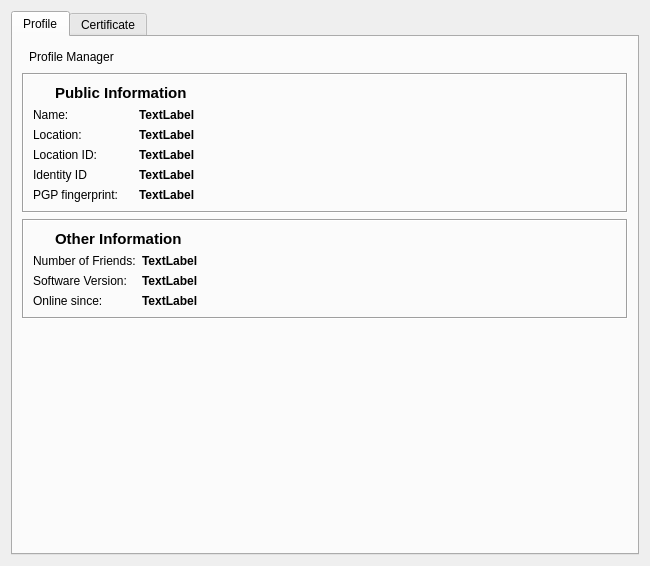
Above: retroshare-gui/src/gui/settings/CryptoPage.ui from RetroShare/RetroShare before the change. Below: the same form after it.
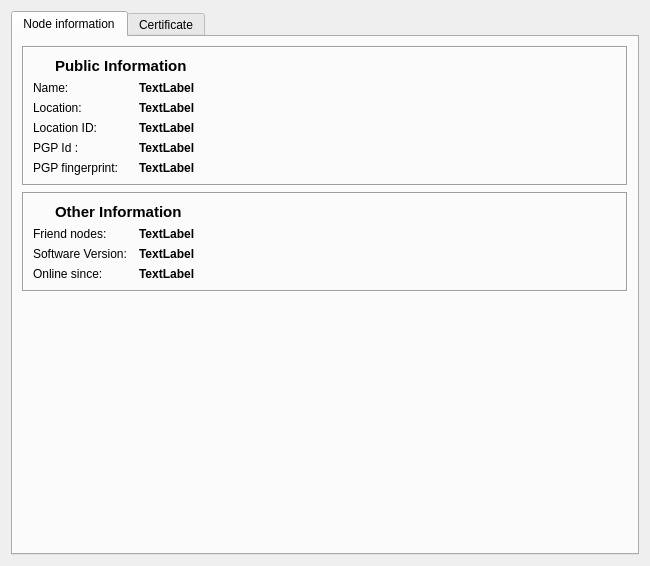
That is the form after the change. The open tabs and pages were chosen to show the change. Icons and pictures are not drawn.

Commit message: - removed "use olf key format" from certificate export - improved GXS Id display when unsigned - use ProfileManager to export own PGP key pair in keyring and profile.

Patch:
```diff
--- a/retroshare-gui/src/gui/settings/CryptoPage.ui
+++ b/retroshare-gui/src/gui/settings/CryptoPage.ui
@@ -18,52 +18,9 @@
      </property>
      <widget class="QWidget" name="tab">
       <attribute name="title">
-       <string>Profile</string>
+       <string>Node information</string>
       </attribute>
       <layout class="QVBoxLayout" name="verticalLayout_2">
-       <item>
-        <layout class="QHBoxLayout" name="horizontalLayout_2">
-         <item>
-          <widget class="QToolButton" name="profile_Button">
-           <property name="focusPolicy">
-            <enum>Qt::NoFocus</enum>
-           </property>
-           <property name="text">
-            <string>Profile Manager</string>
-           </property>
-           <property name="icon">
-            <iconset resource="../images.qrc">
-             <normaloff>:/images/contact_new.png</normaloff>:/images/contact_new.png</iconset>
-           </property>
-           <property name="iconSize">
-            <size>
-             <width>22</width>
-             <height>22</height>
-            </size>
-           </property>
-           <property name="toolButtonStyle">
-            <enum>Qt::ToolButtonTextBesideIcon</enum>
-           </property>
-           <property name="autoRaise">
-            <bool>true</bool>
-           </property>
-          </widget>
-         </item>
-         <item>
-          <spacer name="horizontalSpacer">
-           <property name="orientation">
-            <enum>Qt::Horizontal</enum>
-           </property>
-           <property name="sizeHint" stdset="0">
-            <size>
-             <width>40</width>
-             <height>20</height>
-            </size>
-           </property>
-          </spacer>
-         </item>
-        </layout>
-       </item>
        <item>
         <widget class="QFrame" name="frame_1">
          <property name="frameShape">
@@ -233,7 +190,7 @@
              </size>
             </property>
             <property name="text">
-             <string>Identity ID</string>
+             <string>PGP Id :</string>
             </property>
            </widget>
           </item>
@@ -303,7 +260,7 @@
              </size>
             </property>
             <property name="text">
-             <string>Number of Friends:</string>
+             <string>Friend nodes:</string>
             </property>
            </widget>
           </item>
```
Left out of the diff: 23 changed lines with no effect on the pictures. The commit also changes 6 other files.
